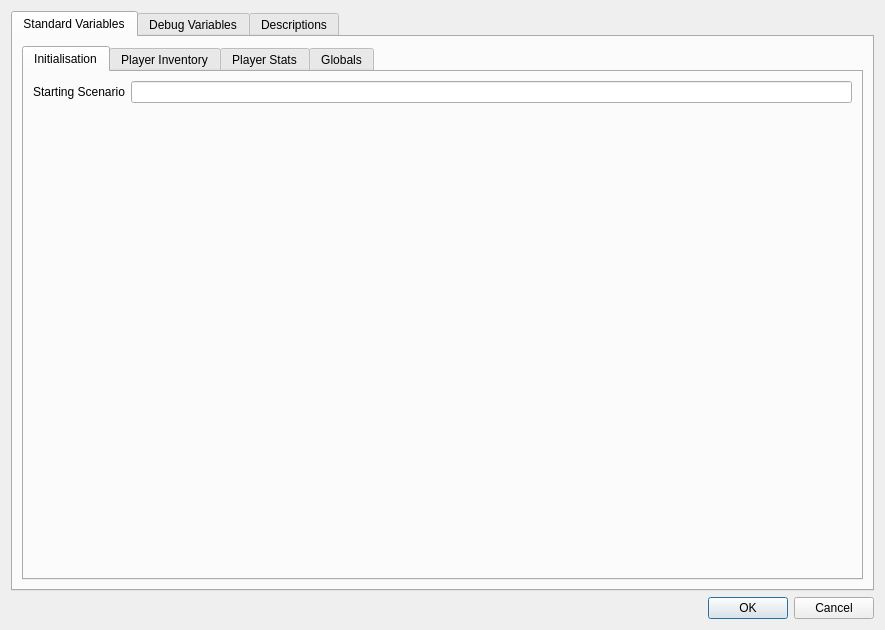
Before: the Qt Designer form ui_files/dialogs/campaign_settings.ui in jacobcheatley/trpg-creator, drawn with Qt 5.
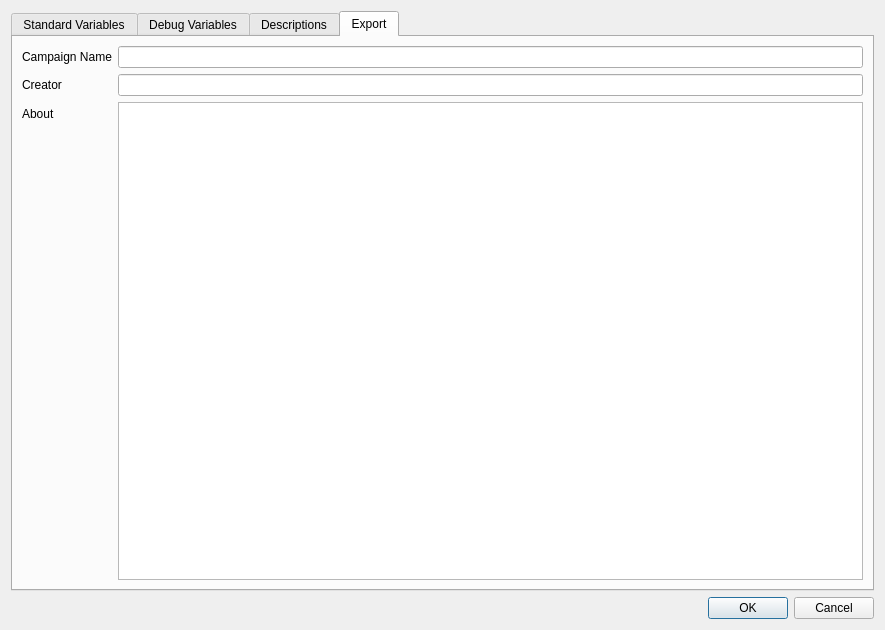
After: the same form once the commit is applied.

The edit to the form file:
```diff
--- a/ui_files/dialogs/campaign_settings.ui
+++ b/ui_files/dialogs/campaign_settings.ui
@@ -20,7 +20,7 @@
       <enum>QTabWidget::Rounded</enum>
      </property>
      <property name="currentIndex">
-      <number>0</number>
+      <number>3</number>
      </property>
      <widget class="QWidget" name="tabStandard">
       <attribute name="title">
@@ -347,6 +347,43 @@
        </property>
       </widget>
      </widget>
+     <widget class="QWidget" name="tabExport">
+      <attribute name="title">
+       <string>Export</string>
+      </attribute>
+      <layout class="QFormLayout" name="formLayout_5">
+       <item row="0" column="0">
+        <widget class="QLabel" name="label_14">
+         <property name="text">
+          <string>Campaign Name</string>
+         </property>
+        </widget>
+       </item>
+       <item row="0" column="1">
+        <widget class="QLineEdit" name="lineEditCampaignName"/>
+       </item>
+       <item row="1" column="0">
+        <widget class="QLabel" name="label_15">
+         <property name="text">
+          <string>Creator</string>
+         </property>
+        </widget>
+       </item>
+       <item row="2" column="0">
+        <widget class="QLabel" name="label_16">
+         <property name="text">
+          <string>About</string>
+         </property>
+        </widget>
+       </item>
+       <item row="1" column="1">
+        <widget class="QLineEdit" name="lineEditCreator"/>
+       </item>
+       <item row="2" column="1">
+        <widget class="QPlainTextEdit" name="plainTextEditAbout"/>
+       </item>
+      </layout>
+     </widget>
     </widget>
    </item>
    <item>
```
